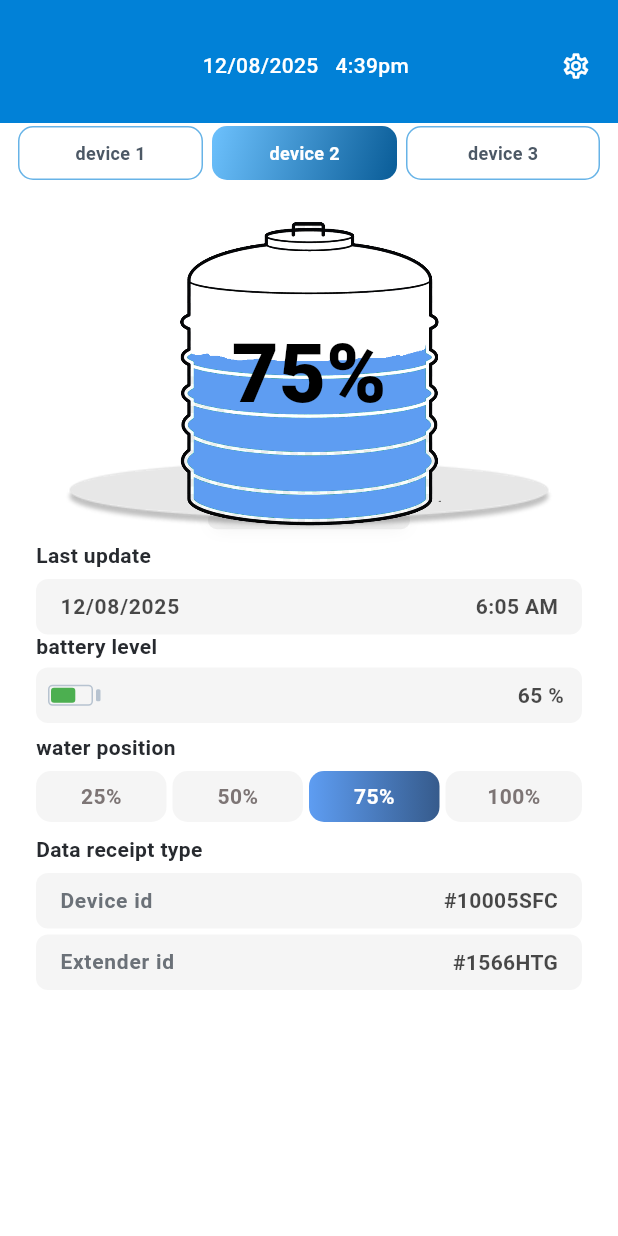
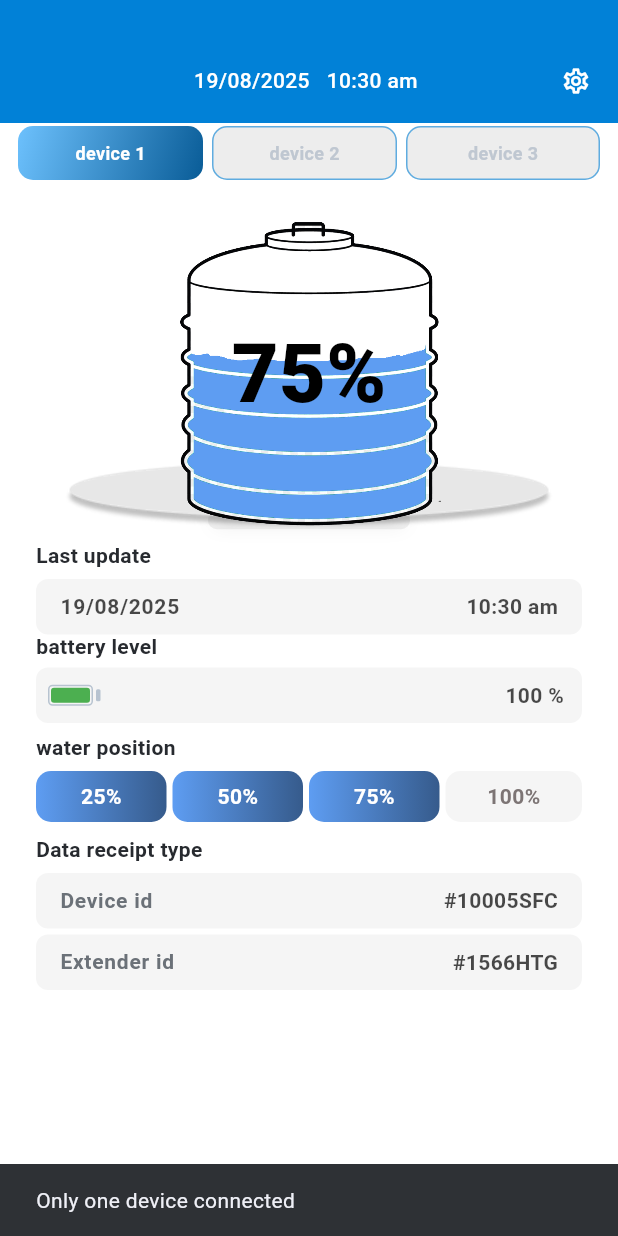
Before and after one commit to riyasfath/waterLevelSensorTransmittorApkUI, a Flutter app: the DashboardScreen screen opened directly, after a tap on "device 2", on a phone screen of 412 x 824 dp. Run offline on Flutter 3.47's test engine with Material 3 defaults, Android fonts, the phone set to English and light mode, and no system bars; our stand-ins replace battery_plus, shared_preferences; missing offline and left inert: mobile_scanner; accounts and stored records are empty.

Commit message:
befor ble connect

```diff
--- a/lib/UI/dashboard/dashboardScreen.dart
+++ b/lib/UI/dashboard/dashboardScreen.dart
@@ -1,4 +1,9 @@
+import 'dart:async';
+import 'package:battery_plus/battery_plus.dart';
 import 'package:flutter/material.dart';
+import 'dart:async';
+import 'dart:io' show Platform;
+import 'package:battery_plus/battery_plus.dart';
 import 'package:waterlevelcopy/UI/dashboard/widgets/battery_field.dart';
 import 'package:waterlevelcopy/UI/dashboard/widgets/key_values_card.dart';
 import 'package:waterlevelcopy/UI/historyScreen/historyScreen.dart';
@@ -18,15 +23,72 @@ class DashboardScreen extends StatefulWidget {
 }
 
 class _DashboardScreenState extends State<DashboardScreen> {
+  // Selected device tab
   int selectedDevice = 0;
-  final int percent = 75; // live value 0..100
-  final int battery = 65; // live value 0..100
+
+  // Demo water % (0..100)
+  final int percent = 75;
+
+  // Phone battery %
+  final Battery _battery = Battery();
+  int _batteryPct = 0;
+
+  // Live clock strings + timer
+  Timer? _clock;
+  String _dateStr = '';
+  String _timeStr = '';
+
+  // If only one device is connected, keep others disabled.
+  // (You can later set this based on SharedPreferences list length.)
+  final int _enabledDeviceCount = 1;
 
   // Layout knobs
   static const double _tankH = 287;
   static const double _tankW = 245;
-  static const double _tankTop = 20;    // moved a little more up (smaller = higher)
-  static const double _overlap  = 37;  // DO NOT CHANGE
+  static const double _tankTop = 20; // move up (smaller = higher)
+  static const double _overlap = 37; // DO NOT CHANGE
+
+  @override
+  void initState() {
+    super.initState();
+    _updateClock();
+    _updateBattery();
+    // Update every 30s (clock + battery)
+    _clock = Timer.periodic(const Duration(seconds: 30), (_) {
+      _updateClock();
+      _updateBattery();
+    });
+  }
+
+  @override
+  void dispose() {
+    _clock?.cancel();
+    super.dispose();
+  }
+
+  // Make "dd/MM/yyyy" + "hh:mm am/pm"
+  void _updateClock() {
+    final now = DateTime.now();
+    String two(int n) => n.toString().padLeft(2, '0');
+    final date = '${two(now.day)}/${two(now.month)}/${now.year}';
+    final h12 = (now.hour % 12 == 0) ? 12 : (now.hour % 12);
+    final time = '$h12:${two(now.minute)} ${now.hour >= 12 ? 'pm' : 'am'}';
+    setState(() {
+      _dateStr = date;
+      _timeStr = time;
+    });
+  }
+
+  // Read phone battery % (0..100)
+  Future<void> _updateBattery() async {
+    try {
+      final lvl = await _battery.batteryLevel;
+      if (!mounted) return;
+      setState(() => _batteryPct = lvl);
+    } catch (_) {
+      // ignore if not supported (e.g., some emulators)
+    }
+  }
 
   @override
   Widget build(BuildContext context) {
@@ -42,24 +104,25 @@ class _DashboardScreenState extends State<DashboardScreen> {
       body: CustomScrollView(
         physics: const BouncingScrollPhysics(),
         slivers: [
+          // Header shows live date/time
           headerThings(
-            date: "12/08/2025",
-            time: "4:39pm",
+            date: _dateStr,
+            time: _timeStr,
             onSettings: () {
               Navigator.of(context).push(
-                  MaterialPageRoute(builder: (context) => const SettingsScreen()),
+                MaterialPageRoute(builder: (_) => const SettingsScreen()),
               );
             },
+          ),
 
-
-          ),
+          // Body
           SliverToBoxAdapter(
             child: Padding(
               padding: const EdgeInsets.fromLTRB(12, 2, 12, 12),
               child: Column(
                 crossAxisAlignment: CrossAxisAlignment.stretch,
                 children: [
-                  // Tabs + Tank + Last update
+                  // Tabs + Tank + Last update (overlapped row)
                   SizedBox(
                     height: stackHeight,
                     child: Stack(
@@ -72,9 +135,16 @@ class _DashboardScreenState extends State<DashboardScreen> {
                           right: 0,
                           child: DeviceTabs(
                             index: selectedDevice,
+                            enabledCount: _enabledDeviceCount,   // <-- disable others
                             onChanged: (i) => setState(() => selectedDevice = i),
+                            onDisabledTap: () {
+                              ScaffoldMessenger.of(context).showSnackBar(
+                                const SnackBar(content: Text('Only one device connected')),
+                              );
+                            },
                           ),
                         ),
+
                         // Tank
                         Positioned(
                           top: _tankTop,
@@ -87,13 +157,11 @@ class _DashboardScreenState extends State<DashboardScreen> {
                               height: _tankH,
                               width: _tankW,
                               imageScale: 0.72,
-
                               // Base image under tank (exact 383x45)
                               baseImageAsset: 'assets/images/tank_shadow.png',
                               baseFixedWidth: 383,
                               baseFixedHeight: 45,
-                              baseGap: 0, // adjust if you need it tighter/looser
-
+                              baseGap: 0,
                               // Subtle shadow settings
                               showShadow: true,
                               shadowWidthFactor: 0.55,
@@ -105,15 +173,16 @@ class _DashboardScreenState extends State<DashboardScreen> {
                             ),
                           ),
                         ),
-                        // Last update (overlapped up into tank)
-                        const Positioned(
+
+                        // Last update (overlaps up into tank)
+                        Positioned(
                           top: _tankTop + _tankH - _overlap,
                           left: 0,
                           right: 0,
                           child: LabeledInfoRow(
                             title: "Last update",
-                            left: "12/08/2025",
-                            right: "6:05 AM",
+                            left: _dateStr.isEmpty ? '—' : _dateStr,
+                            right: _timeStr.isEmpty ? '—' : _timeStr,
                           ),
                         ),
                       ],
@@ -122,13 +191,13 @@ class _DashboardScreenState extends State<DashboardScreen> {
 
                   const SizedBox(height: 15),
 
-                  // Battery level
+                  // Battery level (phone battery %)
                   BatteryProgressCard(
-                    level: battery,
+                    level: _batteryPct,
                     surfaceColor: Colors.transparent,
                   ),
 
-                  // Water position & Data receipt
+                  // Water position & Data receipt (static demo IDs)
                   WaterPositionCard(level: percent),
                   const DataReceiptSection(
                     deviceId: '#10005SFC',
--- a/lib/UI/dashboard/widgets/battery_field.dart
+++ b/lib/UI/dashboard/widgets/battery_field.dart
@@ -50,14 +50,12 @@ class BatteryProgressCard extends StatelessWidget {
                 padding: const EdgeInsets.symmetric(horizontal: 8),
                 child: BatteryIcon(level: level),
               ),
-              prefixIconConstraints:
-              const BoxConstraints(minWidth: 0, minHeight: 0),
+              prefixIconConstraints: const BoxConstraints(minWidth: 0, minHeight: 0),
               suffixIcon: Padding(
                 padding: const EdgeInsets.only(right: 12),
                 child: Text('$level %', style: _valueStyle),
               ),
-              suffixIconConstraints:
-              const BoxConstraints(minWidth: 0, minHeight: 0),
+              suffixIconConstraints: const BoxConstraints(minWidth: 0, minHeight: 0),
             ),
           ),
         ],
--- a/lib/UI/dashboard/widgets/device_tabs.dart
+++ b/lib/UI/dashboard/widgets/device_tabs.dart
@@ -4,37 +4,59 @@ import '../../../theme/app_theme.dart';
 class DeviceTabs extends StatelessWidget {
   final int index;
   final ValueChanged<int> onChanged;
-  const DeviceTabs({super.key, required this.index, required this.onChanged});
+
+  /// How many devices are actually available.
+  /// Tabs with i >= enabledCount will be disabled.
+  final int enabledCount;
+
+  /// Optional: called when a disabled tab is tapped (to show a message).
+  final VoidCallback? onDisabledTap;
+
+  const DeviceTabs({
+    super.key,
+    required this.index,
+    required this.onChanged,
+    this.enabledCount = 1,
+    this.onDisabledTap,
+  });
 
   @override
   Widget build(BuildContext context) {
     final items = const ["device 1", "device 2", "device 3"];
+
     return Row(
       children: List.generate(items.length, (i) {
-        final selected = index == i;
+        final selected  = index == i;
+        final isEnabled = i < enabledCount;
+
+        // Colors for disabled state
+        final disabledText  = const Color(0xFFBFC7D1);
+        final disabledFill  = const Color(0xFFEDEDED);
+        final normalText    = const Color(0xFF4C5865);
+
         return Expanded(
           child: Padding(
             padding: EdgeInsets.only(right: i < items.length - 1 ? 6 : 0),
             child: InkWell(
               borderRadius: BorderRadius.circular(10),
-              onTap: () => onChanged(i),
+              onTap: isEnabled ? () => onChanged(i) : onDisabledTap, // disabled → message
               child: Container(
                 height: 36,
                 alignment: Alignment.center,
                 decoration: BoxDecoration(
-                  gradient: selected
+                  gradient: (selected && isEnabled)
                       ? const LinearGradient(
                     colors: [AppTheme.kBlueLight, AppTheme.kBlueDark],
                     begin: Alignment.topLeft,
                     end: Alignment.bottomRight,
                   )
                       : null,
-                  color: selected ? null : Colors.white,
+                  color: (selected && isEnabled) ? null : (isEnabled ? Colors.white : disabledFill),
                   borderRadius: BorderRadius.circular(10),
                   border: Border.all(
-                    color: selected
+                    color: (selected && isEnabled)
                         ? Colors.transparent
-                        : AppTheme.kDeviceTabBorder, // ← your color
+                        : AppTheme.kDeviceTabBorder,
                     width: 1,
                   ),
                 ),
@@ -43,7 +65,9 @@ class DeviceTabs extends StatelessWidget {
                   softWrap: false,
                   overflow: TextOverflow.ellipsis,
                   style: TextStyle(
-                    color: selected ? Colors.white : const Color(0xFF4C5865),
+                    color: (selected && isEnabled)
+                        ? Colors.white
+                        : (isEnabled ? normalText : disabledText),
                     fontWeight: FontWeight.w600,
                     fontSize: 12,
                   ),
--- a/lib/UI/dashboard/widgets/header_things.dart
+++ b/lib/UI/dashboard/widgets/header_things.dart
@@ -26,17 +26,14 @@ class headerThings extends StatelessWidget {
           borderRadius: BorderRadius.vertical(bottom: Radius.circular(20)),
         ),
         child: Padding(
-          // positions the row near the bottom like your figma
-          padding: const EdgeInsets.only(left: 8, right: 4, bottom: 14),
+          // closer to the bottom edge
+          padding: const EdgeInsets.only(left: 8, right: 4, bottom: 4),
           child: Align(
             alignment: Alignment.bottomCenter,
             child: Row(
               crossAxisAlignment: CrossAxisAlignment.center,
               children: [
-                // Left spacer balances the icon width to keep the text truly centered
-                const SizedBox(width: 40),
-
-                // Centered date+time
+                const SizedBox(width: 40), // left spacer to keep text centered
                 Expanded(
                   child: Text(
                     "$date   $time",
@@ -50,8 +47,6 @@ class headerThings extends StatelessWidget {
                     ),
                   ),
                 ),
-
-                // Settings icon on the same line, right-aligned
                 IconButton(
                   onPressed: onSettings,
                   tooltip: 'Settings',
--- a/lib/UI/dashboard/widgets/key_values_card.dart
+++ b/lib/UI/dashboard/widgets/key_values_card.dart
@@ -1,4 +1,31 @@
 import 'package:flutter/material.dart';
+
+/// Optional simple key/value row (used elsewhere if needed).
+class KeyValueRow extends StatelessWidget {
+  final String title, value;
+  const KeyValueRow({super.key, required this.title, required this.value});
+
+  @override
+  Widget build(BuildContext context) {
+    return Row(
+      children: [
+        Expanded(
+          child: Text(title, style: const TextStyle(color: Color(0xFF6B7178))),
+        ),
+        Flexible(
+          child: Text(
+            value,
+            overflow: TextOverflow.ellipsis,
+            style: const TextStyle(
+              color: Color(0xFF9AA3AE),
+              fontWeight: FontWeight.w600,
+            ),
+          ),
+        ),
+      ],
+    );
+  }
+}
 
 /// "Data receipt" section — compact spacing.
 class DataReceiptSection extends StatelessWidget {
@@ -11,20 +38,9 @@ class DataReceiptSection extends StatelessWidget {
     required this.extenderId,
   });
 
-  static const _titleStyle =
-  TextStyle(fontSize: 14, fontWeight: FontWeight.w600);
-
-  static const _labelStyle = TextStyle(
-    color: Color(0xFF6B7178),
-    fontSize: 14,
-    fontWeight: FontWeight.w600,
-  );
-
-  static const _valueStyle = TextStyle(
-    color: Color(0xB5000000), // #000000B5
-    fontSize: 14,
-    fontWeight: FontWeight.w600,
-  );
+  static const _titleStyle = TextStyle(fontSize: 14, fontWeight: FontWeight.w600);
+  static const _labelStyle = TextStyle(color: Color(0xFF6B7178), fontSize: 14, fontWeight: FontWeight.w600);
+  static const _valueStyle = TextStyle(color: Color(0xB5000000), fontSize: 14, fontWeight: FontWeight.w600);
 
   InputDecoration _decoration(String right) => InputDecoration(
     isDense: true,
@@ -34,8 +50,7 @@ class DataReceiptSection extends StatelessWidget {
       borderRadius: BorderRadius.circular(10),
       borderSide: BorderSide.none,
     ),
-    contentPadding:
-    const EdgeInsets.symmetric(horizontal: 12, vertical: 8),
+    contentPadding: const EdgeInsets.symmetric(horizontal: 12, vertical: 8),
     suffixText: right,
     suffixStyle: _valueStyle,
   );
@@ -49,8 +64,6 @@ class DataReceiptSection extends StatelessWidget {
         children: [
           const Text('Data receipt type', style: _titleStyle),
           const SizedBox(height: 6),
-
-          // Device id field
           TextFormField(
             readOnly: true,
             initialValue: 'Device id',
@@ -58,8 +71,6 @@ class DataReceiptSection extends StatelessWidget {
             decoration: _decoration(deviceId),
           ),
           const SizedBox(height: 4),
-
-          // Extender id field
           TextFormField(
             readOnly: true,
             initialValue: 'Extender id',
--- a/lib/UI/dashboard/widgets/tank_card.dart
+++ b/lib/UI/dashboard/widgets/tank_card.dart
@@ -58,8 +58,7 @@ class TankCard extends StatelessWidget {
     final double imageBottomFromCardBottom = (height * (1 - imageScale)) / 2;
 
     // Where to position the base + shadow so they hug the tank bottom
-    final double computedBottom =
-    (imageBottomFromCardBottom - baseGap).clamp(0.0, height);
+    final double computedBottom = (imageBottomFromCardBottom - baseGap).clamp(0.0, height);
 
     return Padding(
       padding: const EdgeInsets.symmetric(vertical: 2),
--- a/lib/UI/dashboard/widgets/water_position_card.dart
+++ b/lib/UI/dashboard/widgets/water_position_card.dart
@@ -1,22 +1,14 @@
 import 'package:flutter/material.dart';
 
-/// Display-only water position (nearest of 25/50/75/100).
+/// Display-only water position (25/50/75/100).
+/// All steps <= current level are highlighted.
 class WaterPositionCard extends StatelessWidget {
   final int level; // 0..100
   const WaterPositionCard({super.key, required this.level});
 
-  static const _titleStyle =
-  TextStyle(fontSize: 14, fontWeight: FontWeight.w600);
-
-  static const _offText = TextStyle(
-    color: Color(0xFF7D7575),
-    fontWeight: FontWeight.w600,
-  );
-
-  static const _onText = TextStyle(
-    color: Colors.white,
-    fontWeight: FontWeight.w600,
-  );
+  static const _titleStyle = TextStyle(fontSize: 14, fontWeight: FontWeight.w600);
+  static const _offText = TextStyle(color: Color(0xFF7D7575), fontWeight: FontWeight.w600);
+  static const _onText  = TextStyle(color: Colors.white, fontWeight: FontWeight.w600);
 
   @override
   Widget build(BuildContext context) {
@@ -32,14 +24,11 @@ class WaterPositionCard extends StatelessWidget {
           const SizedBox(height: 6),
           Row(
             children: List.generate(steps.length, (i) {
-              final selected = i == activeIndex;
+              final selected = i <= activeIndex; // highlight all up-to-current
               return Expanded(
                 child: Padding(
                   padding: EdgeInsets.only(right: i < steps.length - 1 ? 4 : 0),
-                  child: _Chip(
-                    label: '${steps[i]}%',
-                    selected: selected,
-                  ),
+                  child: _Chip(label: '${steps[i]}%', selected: selected),
                 ),
               );
             }),
--- a/lib/main.dart
+++ b/lib/main.dart
@@ -1,6 +1,5 @@
 import 'package:flutter/material.dart';
-import 'package:waterlevelcopy/UI/login/SignupScreen.dart';
-import 'UI/login/loginScreen.dart';
+import 'package:waterlevelcopy/UI/dashboard/dashboardScreen.dart';
 import 'theme/app_theme.dart';
 
 void main() {
@@ -16,7 +15,7 @@ class WaterLevelApp extends StatelessWidget {
       title: 'Water Level BLE',
       debugShowCheckedModeBanner: false,
       theme: AppTheme.light(),
-      home: const SignupScreen(),
+      home: const DashboardScreen(),
     );
   }
 }
--- a/pubspec.yaml
+++ b/pubspec.yaml
@@ -35,6 +35,9 @@ dependencies:
   # Use with the CupertinoIcons class for iOS style icons.
   cupertino_icons: ^1.0.8
   mobile_scanner: ^7.0.1
+  shared_preferences: ^2.5.3
+  battery_plus: ^6.2.3
+  flutter_blue_plus: ^1.35.5
 
 dev_dependencies:
   flutter_test:
```
Also changed, not shown: lib/UI/login/SignupScreen.dart (+47 -4 lines), pubspec.lock, 4 other files.
